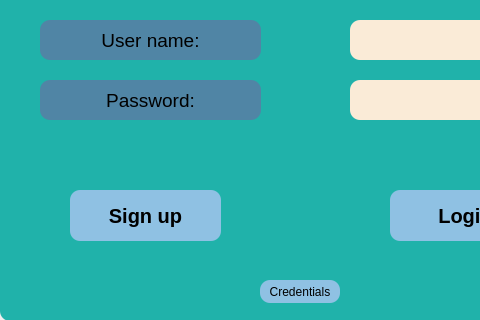
Above: ui/login.ui from s4mto/FlashCard-DBMS before the change; both pictures show x 0 to 480 and y 160 to 480 of the 639 by 480 pixel window. Below: the same form after it.
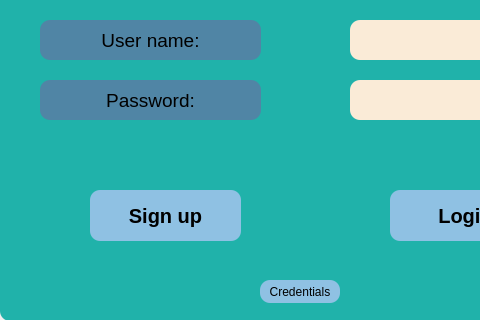
That is the form after the change. Icons and pictures are not drawn.

```diff
--- a/ui/login.ui
+++ b/ui/login.ui
@@ -264,7 +264,7 @@
     <widget class="QPushButton" name="login_button_2">
      <property name="geometry">
       <rect>
-       <x>70</x>
+       <x>90</x>
        <y>350</y>
        <width>151</width>
        <height>51</height>
```
